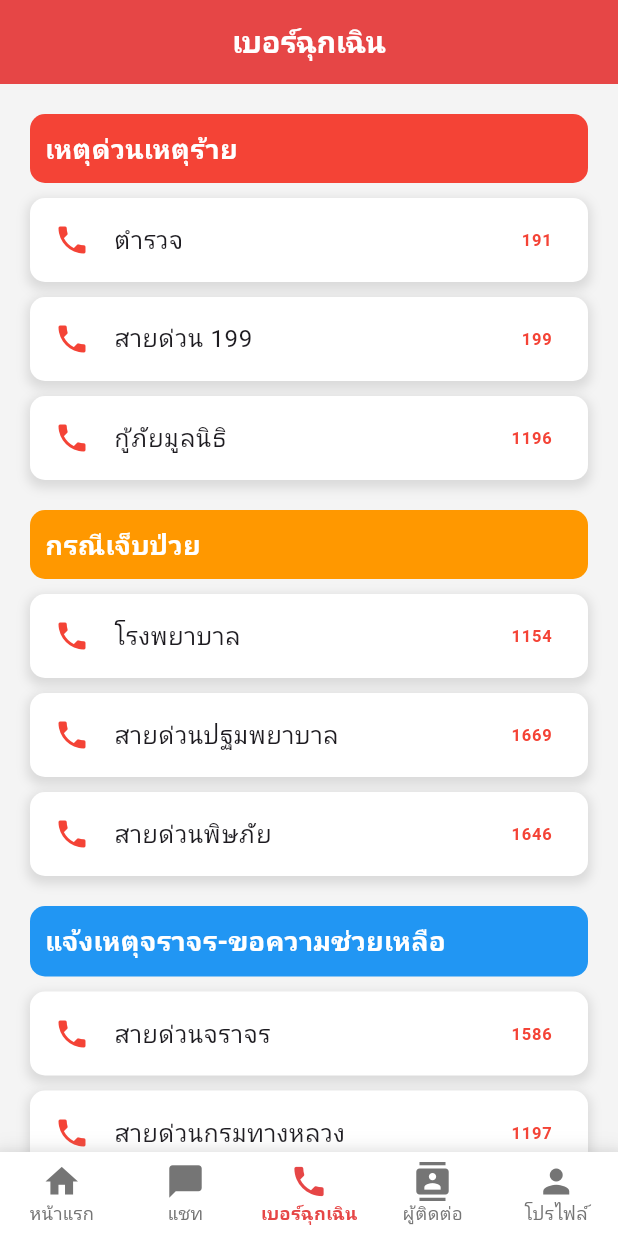
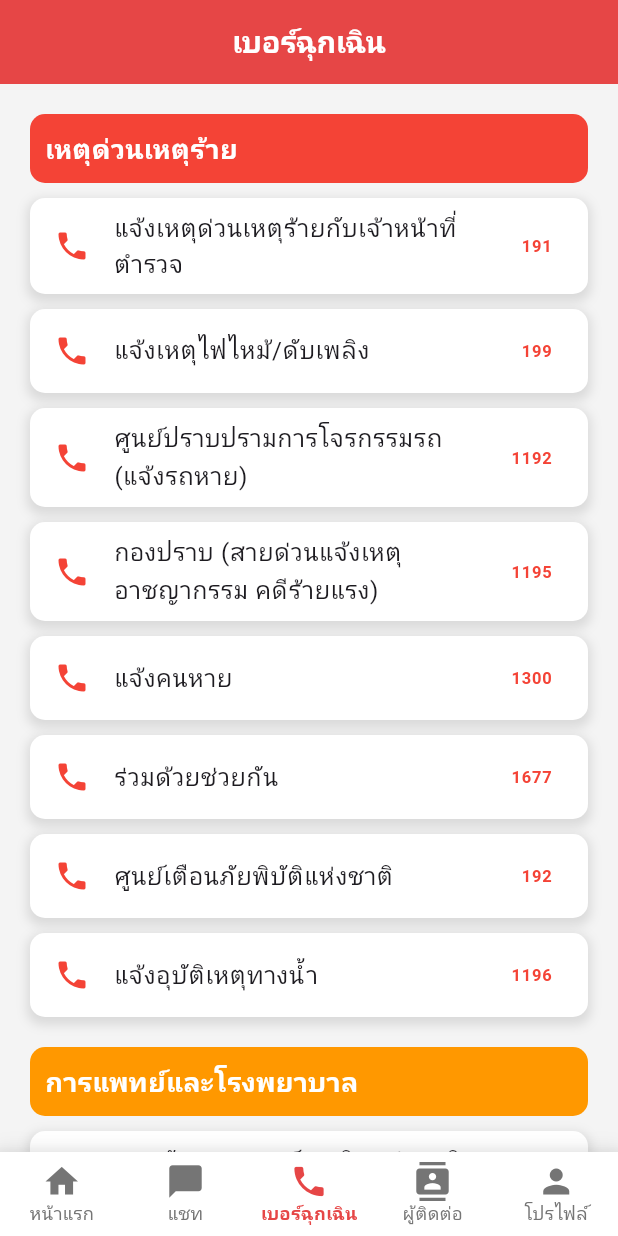
Before and after one commit to aphiwit19/projectsos1, a Flutter app: the EmergencyNumbersScreen screen opened directly, on a phone screen of 412 x 824 dp. Run offline on Flutter 3.47's test engine with Material 3 defaults, Android fonts, the phone set to English and light mode, and no system bars; our stand-ins replace cloud_firestore, firebase_auth, firebase_core, geolocator, permission_handler, sensors_plus and 1 more; accounts and stored records are empty.

Commit message:
up date number

```diff
--- a/lib/features/emergency_numbers/emergency_numbers_screen.dart
+++ b/lib/features/emergency_numbers/emergency_numbers_screen.dart
@@ -48,9 +48,11 @@ class _EmergencyNumbersScreenState extends State<EmergencyNumbersScreen> {
     switch (category) {
       case 'เหตุด่วนเหตุร้าย':
         return Colors.red;
-      case 'กรณีเจ็บป่วย':
+      case 'การแพทย์และโรงพยาบาล':
         return Colors.orange;
-      case 'แจ้งเหตุจราจร-ขอความช่วยเหลือ':
+      case 'สาธารณูปโภค':
+        return Colors.green;
+      case 'ระหว่างเดินทาง':
         return Colors.blue;
       default:
         return Colors.grey;
--- a/lib/scripts/seed_emergency_numbers.dart
+++ b/lib/scripts/seed_emergency_numbers.dart
@@ -5,17 +5,40 @@ Future<void> seedEmergencyNumbers() async {
   final firestore = FirebaseFirestore.instance;
 
   final emergencyNumbers = [
-    {'NumberID': 'number_001', 'ServiceName': 'ตำรวจ', 'PhoneNumber': '191', 'Category': 'เหตุด่วนเหตุร้าย', 'order': 1},
-    {'NumberID': 'number_002', 'ServiceName': 'สายด่วน 199', 'PhoneNumber': '199', 'Category': 'เหตุด่วนเหตุร้าย', 'order': 2},
-    {'NumberID': 'number_003', 'ServiceName': 'กู้ภัยมูลนิธิ', 'PhoneNumber': '1196', 'Category': 'เหตุด่วนเหตุร้าย', 'order': 3},
-    {'NumberID': 'number_004', 'ServiceName': 'โรงพยาบาล', 'PhoneNumber': '1154', 'Category': 'กรณีเจ็บป่วย', 'order': 4},
-    {'NumberID': 'number_005', 'ServiceName': 'สายด่วนปฐมพยาบาล', 'PhoneNumber': '1669', 'Category': 'กรณีเจ็บป่วย', 'order': 5},
-    {'NumberID': 'number_006', 'ServiceName': 'สายด่วนพิษภัย', 'PhoneNumber': '1646', 'Category': 'กรณีเจ็บป่วย', 'order': 6},
-    {'NumberID': 'number_007', 'ServiceName': 'สายด่วนจราจร', 'PhoneNumber': '1586', 'Category': 'แจ้งเหตุจราจร-ขอความช่วยเหลือ', 'order': 7},
-    {'NumberID': 'number_008', 'ServiceName': 'สายด่วนกรมทางหลวง', 'PhoneNumber': '1197', 'Category': 'แจ้งเหตุจราจร-ขอความช่วยเหลือ', 'order': 8},
-    {'NumberID': 'number_009', 'ServiceName': 'สายด่วนกรมทางด่วน', 'PhoneNumber': '1137', 'Category': 'แจ้งเหตุจราจร-ขอความช่วยเหลือ', 'order': 9},
-    {'NumberID': 'number_0010', 'ServiceName': 'สายด่วนกรมทางเหนือ', 'PhoneNumber': '1138', 'Category': 'แจ้งเหตุจราจร-ขอความช่วยเหลือ', 'order': 10},
-    {'NumberID': 'number_0011', 'ServiceName': 'สายด่วนกรมทางอีสาน', 'PhoneNumber': '1139', 'Category': 'แจ้งเหตุจราจร-ขอความช่วยเหลือ', 'order': 11},
+    // หมวด: เหตุด่วนเหตุร้าย
+    {'NumberID': 'number_001', 'ServiceName': 'แจ้งเหตุด่วนเหตุร้ายกับเจ้าหน้าที่ตำรวจ', 'PhoneNumber': '191', 'Category': 'เหตุด่วนเหตุร้าย', 'order': 1},
+    {'NumberID': 'number_002', 'ServiceName': 'แจ้งเหตุไฟไหม้/ดับเพลิง', 'PhoneNumber': '199', 'Category': 'เหตุด่วนเหตุร้าย', 'order': 2},
+    {'NumberID': 'number_003', 'ServiceName': 'ศูนย์ปราบปรามการโจรกรรมรถ (แจ้งรถหาย)', 'PhoneNumber': '1192', 'Category': 'เหตุด่วนเหตุร้าย', 'order': 3},
+    {'NumberID': 'number_004', 'ServiceName': 'กองปราบ (สายด่วนแจ้งเหตุอาชญากรรม คดีร้ายแรง)', 'PhoneNumber': '1195', 'Category': 'เหตุด่วนเหตุร้าย', 'order': 4},
+    {'NumberID': 'number_005', 'ServiceName': 'แจ้งคนหาย', 'PhoneNumber': '1300', 'Category': 'เหตุด่วนเหตุร้าย', 'order': 5},
+    {'NumberID': 'number_006', 'ServiceName': 'ร่วมด้วยช่วยกัน', 'PhoneNumber': '1677', 'Category': 'เหตุด่วนเหตุร้าย', 'order': 6},
+    {'NumberID': 'number_007', 'ServiceName': 'ศูนย์เตือนภัยพิบัติแห่งชาติ', 'PhoneNumber': '192', 'Category': 'เหตุด่วนเหตุร้าย', 'order': 7},
+    {'NumberID': 'number_008', 'ServiceName': 'แจ้งอุบัติเหตุทางน้ำ', 'PhoneNumber': '1196', 'Category': 'เหตุด่วนเหตุร้าย', 'order': 8},
+
+    // หมวด: การแพทย์และโรงพยาบาล
+    {'NumberID': 'number_009', 'ServiceName': 'สถาบันการแพทย์ฉุกเฉินแห่งชาติ (ทั่วประเทศ)', 'PhoneNumber': '1669', 'Category': 'การแพทย์และโรงพยาบาล', 'order': 9},
+    {'NumberID': 'number_010', 'ServiceName': 'หน่วยแพทย์ฉุกเฉิน (กทม.)', 'PhoneNumber': '1646', 'Category': 'การแพทย์และโรงพยาบาล', 'order': 10},
+    {'NumberID': 'number_011', 'ServiceName': 'หน่วยแพทย์กู้ชีวิต วชิรพยาบาล', 'PhoneNumber': '1554', 'Category': 'การแพทย์และโรงพยาบาล', 'order': 11},
+    {'NumberID': 'number_012', 'ServiceName': 'โรงพยาบาลตำรวจ', 'PhoneNumber': '1691', 'Category': 'การแพทย์และโรงพยาบาล', 'order': 12},
+    {'NumberID': 'number_013', 'ServiceName': 'สายด่วนกรมสุขภาพจิต', 'PhoneNumber': '1667', 'Category': 'การแพทย์และโรงพยาบาล', 'order': 13},
+    {'NumberID': 'number_014', 'ServiceName': 'กรมป้องกันและบรรเทาสาธารณภัย', 'PhoneNumber': '1784', 'Category': 'การแพทย์และโรงพยาบาล', 'order': 14},
+
+    // หมวด: สาธารณูปโภค
+    {'NumberID': 'number_015', 'ServiceName': 'การไฟฟ้าส่วนภูมิภาค', 'PhoneNumber': '1129', 'Category': 'สาธารณูปโภค', 'order': 15},
+    {'NumberID': 'number_016', 'ServiceName': 'การไฟฟ้านครหลวง', 'PhoneNumber': '1130', 'Category': 'สาธารณูปโภค', 'order': 16},
+    {'NumberID': 'number_017', 'ServiceName': 'การประปานครหลวง', 'PhoneNumber': '1125', 'Category': 'สาธารณูปโภค', 'order': 17},
+    {'NumberID': 'number_018', 'ServiceName': 'การประปาส่วนภูมิภาค', 'PhoneNumber': '1162', 'Category': 'สาธารณูปโภค', 'order': 18},
+    {'NumberID': 'number_019', 'ServiceName': 'สำนักงานประกันสังคม', 'PhoneNumber': '1506', 'Category': 'สาธารณูปโภค', 'order': 19},
+    {'NumberID': 'number_020', 'ServiceName': 'สายด่วนประกันภัย', 'PhoneNumber': '1186', 'Category': 'สาธารณูปโภค', 'order': 20},
+
+    // หมวด: ระหว่างเดินทาง
+    {'NumberID': 'number_021', 'ServiceName': 'กรมทางพิเศษแห่งประเทศไทย', 'PhoneNumber': '1543', 'Category': 'ระหว่างเดินทาง', 'order': 21},
+    {'NumberID': 'number_022', 'ServiceName': 'ตำรวจทางหลวง', 'PhoneNumber': '1193', 'Category': 'ระหว่างเดินทาง', 'order': 22},
+    {'NumberID': 'number_023', 'ServiceName': 'ตำรวจท่องเที่ยว', 'PhoneNumber': '1155', 'Category': 'ระหว่างเดินทาง', 'order': 23},
+    {'NumberID': 'number_024', 'ServiceName': 'สวพ. FM91 สถานีวิทยุเพื่อความปลอดภัยและจราจร', 'PhoneNumber': '1644', 'Category': 'ระหว่างเดินทาง', 'order': 24},
+    {'NumberID': 'number_025', 'ServiceName': 'การรถไฟแห่งประเทศไทย', 'PhoneNumber': '1690', 'Category': 'ระหว่างเดินทาง', 'order': 25},
+    {'NumberID': 'number_026', 'ServiceName': 'กรมทางหลวงชนบท', 'PhoneNumber': '1146', 'Category': 'ระหว่างเดินทาง', 'order': 26},
+    {'NumberID': 'number_027', 'ServiceName': 'ศูนย์ช่วยเหลือนักท่องเที่ยว (TAC)', 'PhoneNumber': '02-134-4077', 'Category': 'ระหว่างเดินทาง', 'order': 27},
   ];
 
   try {
@@ -24,7 +47,7 @@ Future<void> seedEmergencyNumbers() async {
         'ServiceName': number['ServiceName'],
         'PhoneNumber': number['PhoneNumber'],
         'Category': number['Category'],
-        'order': number['order'], // เพิ่ม field order
+        'order': number['order'],
       });
       print('Added ${number['ServiceName']} to Firestore with order ${number['order']}');
     }
@@ -33,24 +56,3 @@ Future<void> seedEmergencyNumbers() async {
     print('Error during seeding: $e');
   }
 }
-
-void main() async {
-  try {
-    print('Initializing Firebase...');
-    await Firebase.initializeApp(
-      options: const FirebaseOptions(
-        apiKey: "AIzaSyA4XFPXbrH7uF0HBIAfNOpobR3w_A84qvl",
-        appId: "1:743149788728:android:e08214bebf7148189050cd",
-        messagingSenderId: "743149788728",
-        projectId: "projectappsos",
-      ),
-    );
-    print('Firebase initialized successfully.');
-
-    print('Starting seeding...');
-    await seedEmergencyNumbers();
-    print('Seeding completed.');
-  } catch (e) {
-    print('Error during initialization or seeding: $e');
-  }
-}
```
Also changed, not shown: pubspec.lock.
